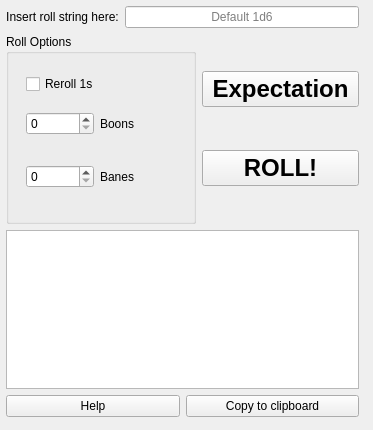
The window that src/diceroller.ui (jschiavon/DiceRoller) describes before a commit, drawn with Qt 5.
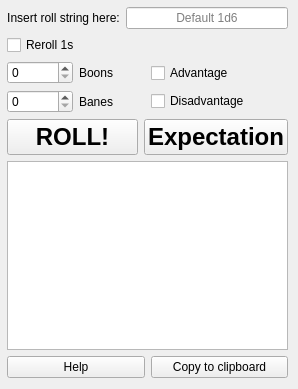
The same window after the commit. Icons and pictures are not drawn.

Diff of the .ui file:
```diff
--- a/src/diceroller.ui
+++ b/src/diceroller.ui
@@ -6,8 +6,8 @@
    <rect>
     <x>0</x>
     <y>0</y>
-    <width>373</width>
-    <height>430</height>
+    <width>298</width>
+    <height>389</height>
    </rect>
   </property>
   <property name="windowTitle">
@@ -17,16 +17,16 @@
    <iconset resource="../resources/diceroller.qrc">
     <normaloff>:/icons/dice_original.png</normaloff>:/icons/dice_original.png</iconset>
   </property>
-  <widget class="QWidget" name="">
+  <widget class="QWidget" name="layoutWidget">
    <property name="geometry">
     <rect>
-     <x>6</x>
-     <y>6</y>
-     <width>353</width>
-     <height>411</height>
+     <x>7</x>
+     <y>7</y>
+     <width>281</width>
+     <height>371</height>
     </rect>
    </property>
-   <layout class="QVBoxLayout" name="verticalLayout_3">
+   <layout class="QVBoxLayout" name="verticalLayout_2">
     <item>
      <layout class="QHBoxLayout" name="horizontalLayout">
       <item>
@@ -55,36 +55,22 @@
      </layout>
     </item>
     <item>
-     <layout class="QHBoxLayout" name="horizontalLayout_4">
-      <item>
-       <widget class="QGroupBox" name="groupBox">
-        <property name="minimumSize">
-         <size>
-          <width>190</width>
-          <height>190</height>
-         </size>
-        </property>
-        <property name="title">
-         <string>Roll Options</string>
-        </property>
-        <widget class="QWidget" name="">
-         <property name="geometry">
-          <rect>
-           <x>20</x>
-           <y>40</y>
-           <width>142</width>
-           <height>126</height>
-          </rect>
-         </property>
-         <layout class="QVBoxLayout" name="verticalLayout">
+     <layout class="QVBoxLayout" name="verticalLayout_3">
           <item>
            <widget class="QCheckBox" name="rerollButton">
+        <property name="layoutDirection">
+         <enum>Qt::LeftToRight</enum>
+        </property>
             <property name="text">
              <string>Reroll 1s</string>
             </property>
            </widget>
           </item>
           <item>
+       <layout class="QHBoxLayout" name="horizontalLayout_4">
+        <item>
+         <layout class="QVBoxLayout" name="verticalLayout">
+          <item>
            <layout class="QHBoxLayout" name="horizontalLayout_3">
             <item>
              <widget class="QSpinBox" name="boonBox">
@@ -120,25 +106,37 @@
            </layout>
           </item>
          </layout>
-        </widget>
-       </widget>
       </item>
       <item>
-       <layout class="QVBoxLayout" name="verticalLayout_2">
+         <layout class="QVBoxLayout" name="verticalLayout_4">
         <item>
-         <widget class="QPushButton" name="expectationButton">
-          <property name="font">
-           <font>
-            <pointsize>18</pointsize>
-            <weight>75</weight>
-            <bold>true</bold>
-           </font>
+           <widget class="QCheckBox" name="advBox">
+            <property name="layoutDirection">
+             <enum>Qt::LeftToRight</enum>
           </property>
           <property name="text">
-           <string>Expectation</string>
+             <string>Advantage</string>
           </property>
          </widget>
         </item>
+          <item>
+           <widget class="QCheckBox" name="disBox">
+            <property name="layoutDirection">
+             <enum>Qt::LeftToRight</enum>
+            </property>
+            <property name="text">
+             <string>Disadvantage</string>
+            </property>
+           </widget>
+          </item>
+         </layout>
+        </item>
+       </layout>
+      </item>
+     </layout>
+    </item>
+    <item>
+     <layout class="QHBoxLayout" name="horizontalLayout_5">
         <item>
          <widget class="QPushButton" name="rollButton">
           <property name="font">
@@ -169,7 +167,19 @@
           </property>
          </widget>
         </item>
-       </layout>
+      <item>
+       <widget class="QPushButton" name="expectationButton">
+        <property name="font">
+         <font>
+          <pointsize>18</pointsize>
+          <weight>75</weight>
+          <bold>true</bold>
+         </font>
+        </property>
+        <property name="text">
+         <string>Expectation</string>
+        </property>
+       </widget>
       </item>
      </layout>
     </item>
```
Lines whose indentation alone changed are shown as unchanged.
